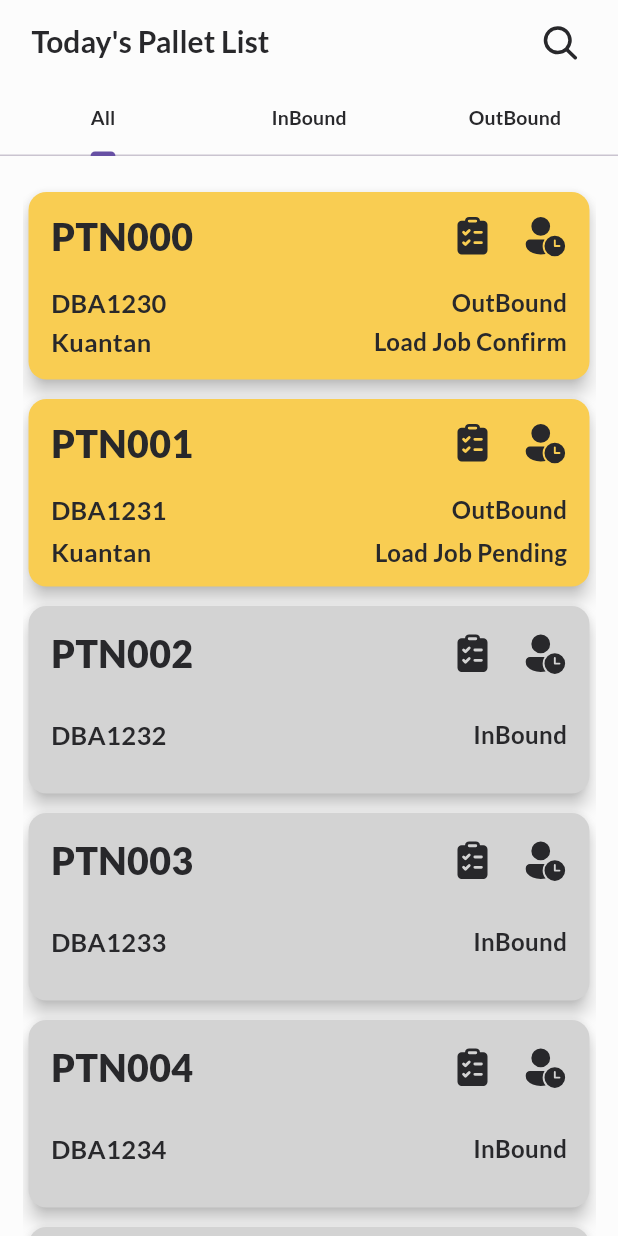
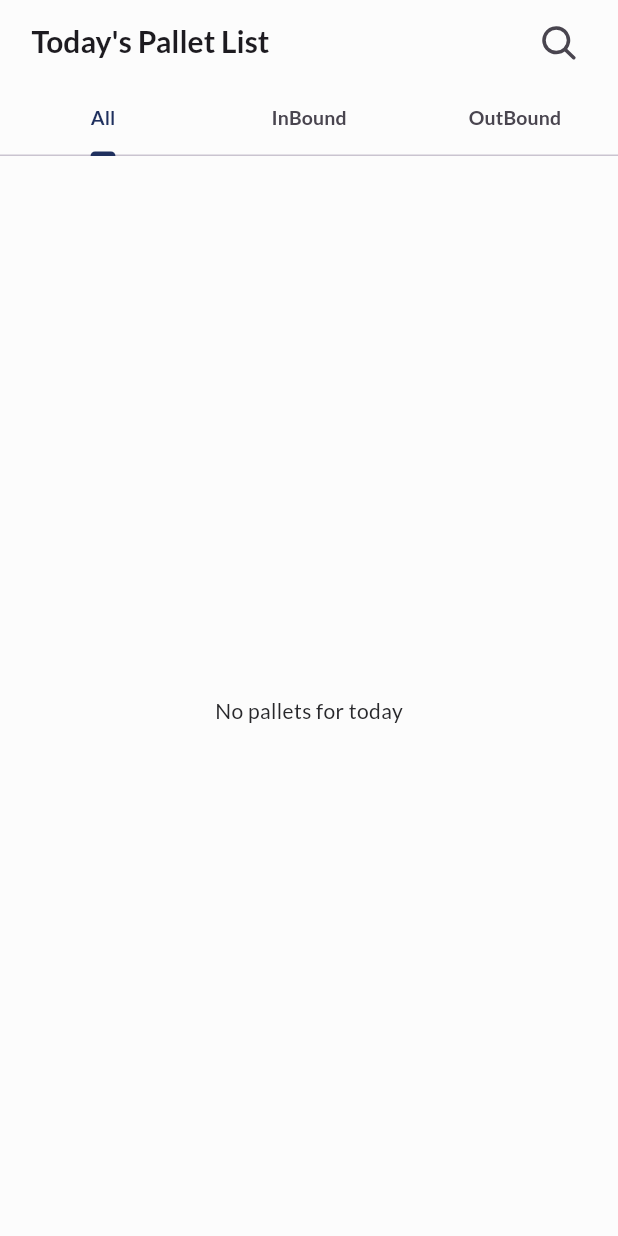
Before and after one commit to AfiqNSE/store_management_flutter_app, a Flutter app: the PalletView screen opened directly, on a phone screen of 412 x 824 dp. Run offline on Flutter 3.47's test engine with Material 3 defaults, Android fonts, the phone set to English and light mode, and no system bars; our stand-ins replace dropdown_button2, firebase_core, firebase_messaging, fluentui_system_icons, flutter_secure_storage, google_fonts and 1 more; missing offline and left inert: flutter_barcode_scanner, syncfusion_flutter_signaturepad; accounts and stored records are empty; project files that could hold a hidden picture were left out.

Commit message:
Update pallet view page

```diff
--- a/lib/view/pallet/pallet_view.dart
+++ b/lib/view/pallet/pallet_view.dart
@@ -1,8 +1,9 @@
 import 'package:fluentui_system_icons/fluentui_system_icons.dart';
 import 'package:flutter/material.dart';
+import 'package:store_management_system/components/search_components.dart';
+import 'package:store_management_system/models/color_model.dart';
+import 'package:store_management_system/components/pallet_components.dart';
 import 'package:store_management_system/models/pallet_model.dart';
-import 'package:store_management_system/components/pallet_components.dart';
-import 'package:store_management_system/view/pallet/pallet_details.dart';
 
 class PalletView extends StatefulWidget {
   const PalletView({super.key});
@@ -12,25 +13,26 @@ class PalletView extends StatefulWidget {
 }
 
 class _PalletViewState extends State<PalletView> with TickerProviderStateMixin {
+  final TextEditingController searchController = TextEditingController();
+
+  List<dynamic> pallets = List.empty();
+  List<dynamic> searchPallet = List.empty();
+
+  List<Pallet> allPallet = List.empty(growable: true);
+  List<Pallet> inBoundPallet = List.empty(growable: true);
+  List<Pallet> outBoundPallet = List.empty(growable: true);
+
+  Pallet? pallet;
   late TabController _tabController;
   late int total;
 
-  final List<Item> _items = [
-    Item('Toshiba', 10),
-    Item('Sharp', 10),
-    Item('Daikin', 10),
-    Item('Delfi', 10),
-  ];
+  bool searchMode = false;
+  bool loading = true;
 
   @override
   void initState() {
     super.initState();
     _tabController = TabController(length: 3, vsync: this);
-    total = _calculateTotal();
-  }
-
-  int _calculateTotal() {
-    return _items.fold(0, (sum, item) => sum + item.quantity);
   }
 
   @override
@@ -42,7 +44,7 @@ class _PalletViewState extends State<PalletView> with TickerProviderStateMixin {
   @override
   Widget build(BuildContext context) {
     return Scaffold(
-      backgroundColor: const Color.fromRGBO(252, 252, 252, 1),
+      backgroundColor: AppColor().milkWhite,
       body: Column(
         mainAxisSize: MainAxisSize.min,
         children: [
@@ -56,34 +58,63 @@ class _PalletViewState extends State<PalletView> with TickerProviderStateMixin {
 
   // Create Tab categories; All, InBound, OutBound
   Widget palletCategories() {
+    Widget appBarTitle = const Text(
+      "Today's Pallet List",
+      style: TextStyle(
+        fontSize: 20,
+        fontWeight: FontWeight.w600,
+      ),
+    );
+
+    Widget searchBar = PalletSearch(
+      padding: const EdgeInsets.only(left: NavigationToolbar.kMiddleSpacing),
+      controller: searchController,
+      onSearch: (value) {
+        searchPallet = pallets
+            .where((element) =>
+                element[""].contains(value) || element[""].contains(value))
+            .toList();
+
+        setState(() {});
+      },
+    );
+
     return DefaultTabController(
       initialIndex: 0,
       length: 3,
       child: Scaffold(
         appBar: AppBar(
-          title: const Padding(
-            padding: EdgeInsets.only(left: 5.0),
+          title: Padding(
+            padding: const EdgeInsets.only(left: 5.0),
+            child: searchMode ? searchBar : appBarTitle,
+          ),
+          backgroundColor: AppColor().milkWhite,
+          actions: [
+            Padding(
+              padding: const EdgeInsets.only(right: 16),
+              child: (!searchMode)
+                  ? IconButton(
+                      onPressed: () => setState(() => searchMode = true),
+                      icon: const Icon(
+                        FluentIcons.search_24_filled,
+                        size: 28,
+                      ),
+                    )
+                  : TextButton(
+                      onPressed: () => setState(() => searchMode = false),
                       child: Text(
-              "Today's Pallet List",
+                        'Cancel',
                         style: TextStyle(
-                color: Color.fromRGBO(40, 40, 43, 1),
-                fontSize: 20,
                           fontWeight: FontWeight.w600,
+                          color: AppColor().yaleBlue,
                         ),
                       ),
-          ),
-          backgroundColor: const Color.fromRGBO(252, 252, 252, 1),
-          actions: const [
-            Padding(
-              padding: EdgeInsets.only(right: 25.0),
-              child: Icon(
-                FluentIcons.search_24_filled,
-                size: 28,
-                color: Color.fromRGBO(40, 40, 43, 1),
                     ),
             ),
           ],
           bottom: TabBar(
+            labelColor: AppColor().blueZodiac,
+            indicatorColor: AppColor().blueZodiac,
             controller: _tabController,
             tabs: const <Widget>[
               Tab(
@@ -92,7 +123,6 @@ class _PalletViewState extends State<PalletView> with TickerProviderStateMixin {
                   style: TextStyle(
                     fontWeight: FontWeight.w600,
                     fontSize: 13,
-                    color: Color.fromRGBO(40, 40, 43, 1),
                   ),
                 ),
               ),
@@ -102,7 +132,6 @@ class _PalletViewState extends State<PalletView> with TickerProviderStateMixin {
                   style: TextStyle(
                     fontWeight: FontWeight.w600,
                     fontSize: 13,
-                    color: Color.fromRGBO(40, 40, 43, 1),
                   ),
                 ),
               ),
@@ -112,7 +141,6 @@ class _PalletViewState extends State<PalletView> with TickerProviderStateMixin {
                   style: TextStyle(
                     fontWeight: FontWeight.w600,
                     fontSize: 13,
-                    color: Color.fromRGBO(40, 40, 43, 1),
                   ),
                 ),
               ),
@@ -124,41 +152,74 @@ class _PalletViewState extends State<PalletView> with TickerProviderStateMixin {
           physics: const NeverScrollableScrollPhysics(),
           children: <Widget>[
             Container(
-              color: const Color.fromRGBO(252, 252, 252, 1),
+              color: AppColor().milkWhite,
               child: Padding(
                 padding: const EdgeInsets.fromLTRB(15, 20, 15, 0),
-                child: ListView.builder(
-                  itemCount: 6,
+                child: allPallet.isEmpty
+                    ? const Center(
+                        child: Text('No pallets for today'),
+                      )
+                    : ListView.builder(
+                        itemCount: allPallet.length,
                         itemBuilder: ((context, index) => Padding(
                               padding: const EdgeInsets.only(bottom: 5),
-                        child: createPalletCard(index),
+                              child: createPalletCrad(
+                                context,
+                                allPallet[index].palletNo,
+                                allPallet[index].lorryNo,
+                                allPallet[index].openPalletLocation,
+                                allPallet[index].destination,
+                                'OutBound',
+                              ),
                             )),
                       ),
               ),
             ),
             Container(
-              color: const Color.fromRGBO(252, 252, 252, 1),
-              child: const Center(
-                child: Text(
-                  "InBound Pallets",
-                  style: TextStyle(
-                    fontWeight: FontWeight.w500,
-                    fontSize: 16,
-                    color: Color.fromRGBO(40, 40, 43, 1),
+              color: AppColor().milkWhite,
+              child: Padding(
+                padding: const EdgeInsets.fromLTRB(15, 20, 15, 0),
+                child: inBoundPallet.isEmpty
+                    ? const Center(
+                        child: Text('No inBound pallet'),
+                      )
+                    : ListView.builder(
+                        itemCount: inBoundPallet.length,
+                        itemBuilder: ((context, index) => Padding(
+                              padding: const EdgeInsets.only(bottom: 5),
+                              child: createPalletCrad(
+                                context,
+                                inBoundPallet[index].palletNo,
+                                inBoundPallet[index].lorryNo,
+                                inBoundPallet[index].openPalletLocation,
+                                inBoundPallet[index].destination,
+                                'InBound',
                               ),
+                            )),
                       ),
               ),
             ),
             Container(
-              color: const Color.fromRGBO(252, 252, 252, 1),
-              child: const Center(
-                child: Text(
-                  "OutBound Pallets",
-                  style: TextStyle(
-                    fontWeight: FontWeight.w500,
-                    fontSize: 16,
-                    color: Color.fromRGBO(40, 40, 43, 1),
+              color: AppColor().milkWhite,
+              child: Padding(
+                padding: const EdgeInsets.fromLTRB(15, 20, 15, 0),
+                child: outBoundPallet.isEmpty
+                    ? const Center(
+                        child: Text('No outBound Pallet'),
+                      )
+                    : ListView.builder(
+                        itemCount: outBoundPallet.length,
+                        itemBuilder: ((context, index) => Padding(
+                              padding: const EdgeInsets.only(bottom: 5),
+                              child: createPalletCrad(
+                                context,
+                                outBoundPallet[index].palletNo,
+                                outBoundPallet[index].lorryNo,
+                                outBoundPallet[index].openPalletLocation,
+                                outBoundPallet[index].destination,
+                                'OutBound',
                               ),
+                            )),
                       ),
               ),
             ),
@@ -167,161 +228,4 @@ class _PalletViewState extends State<PalletView> with TickerProviderStateMixin {
       ),
     );
   }
-
-  //  Create a card for each pallet in the list
-  Widget createPalletCard(index) {
-    return Card(
-      elevation: 5,
-      color: index == 0 || index == 1
-          ? const Color.fromRGBO(249, 205, 82, 1)
-          : const Color.fromRGBO(211, 211, 211, 1),
-      shadowColor: Colors.black,
-      child: InkWell(
-        onTap: () {
-          Navigator.of(context).push(MaterialPageRoute(
-              builder: (context) => const PalletDetailsView()));
-        },
-        child: Padding(
-          padding: const EdgeInsets.fromLTRB(10.0, 0, 10, 0),
-          child: SizedBox(
-            height: 125,
-            width: double.infinity,
-            child: Padding(
-              padding: const EdgeInsets.fromLTRB(5, 10, 5, 10),
-              child: Column(
-                crossAxisAlignment: CrossAxisAlignment.end,
-                mainAxisAlignment: MainAxisAlignment.spaceAround,
-                children: [
-                  Row(
-                    mainAxisAlignment: MainAxisAlignment.spaceBetween,
-                    children: [
-                      Text(
-                        'PTN00$index',
-                        style: const TextStyle(
-                          fontWeight: FontWeight.w800,
-                          fontSize: 25,
-                          color: Color.fromRGBO(40, 40, 43, 1),
-                        ),
-                      ),
-                      Row(
-                        children: [
-                          GestureDetector(
-                            onTap: () async {
-                              await showPalletItemsInfo(context, _items);
-                            },
-                            child: const Icon(
-                              FluentIcons.clipboard_task_list_ltr_24_filled,
-                              size: 30,
-                              color: Color.fromRGBO(40, 40, 43, 1),
-                            ),
-                          ),
-                          const SizedBox(width: 18),
-                          GestureDetector(
-                            onTap: () => showPalletPICInfo(
-                              context,
-                              "John Doe",
-                              "2024-04-22, 3:00 p.m",
-                              "Jane Smith",
-                              "2024-04-23, 3:00 p.m",
-                              "Alice Johnson",
-                              "2024-04-24, 3:00 p.m",
-                              "Bob Brown",
-                              "2024-04-25, 3:00 p.m",
-                              "Ali Bin Abu",
-                            ),
-                            child: const Icon(
-                              FluentIcons.person_clock_24_filled,
-                              size: 30,
-                              color: Color.fromRGBO(40, 40, 43, 1),
-                            ),
-                          ),
-                        ],
-                      ),
-                    ],
-                  ),
-                  const SizedBox(height: 10),
-                  Row(
-                    mainAxisAlignment: MainAxisAlignment.spaceBetween,
-                    children: [
-                      Text(
-                        'DBA123$index',
-                        style: const TextStyle(
-                          fontWeight: FontWeight.w600,
-                          fontSize: 17,
-                          color: Color.fromRGBO(40, 40, 43, 1),
-                        ),
-                      ),
-                      index == 0 || index == 1
-                          ? const Text(
-                              'OutBound',
-                              style: TextStyle(
-                                fontWeight: FontWeight.w600,
-                                fontSize: 16,
-                                color: Color.fromRGBO(40, 40, 43, 1),
-                              ),
-                            )
-                          : const Text(
-                              'InBound',
-                              style: TextStyle(
-                                fontWeight: FontWeight.w600,
-                                fontSize: 16,
-                                color: Color.fromRGBO(40, 40, 43, 1),
-                              ),
-                            ),
-                    ],
-                  ),
-                  index == 0
-                      ? const Row(
-                          mainAxisAlignment: MainAxisAlignment.spaceBetween,
-                          children: [
-                            Text(
-                              'Kuantan',
-                              style: TextStyle(
-                                fontWeight: FontWeight.w600,
-                                fontSize: 17,
-                                color: Color.fromRGBO(40, 40, 43, 1),
-                              ),
-                            ),
-                            Text(
-                              'Load Job Confirm',
-                              style: TextStyle(
-                                fontWeight: FontWeight.w600,
-                                fontSize: 16,
-                                color: Color.fromRGBO(40, 40, 43, 1),
-                              ),
-                            ),
-                          ],
-                        )
-                      : const SizedBox.shrink(),
-                  index == 1
-                      ? const Row(
-                          mainAxisAlignment: MainAxisAlignment.spaceBetween,
-                          children: [
-                            Text(
-                              'Kuantan',
-                              style: TextStyle(
-                                fontWeight: FontWeight.w600,
-                                fontSize: 17,
-                                color: Color.fromRGBO(40, 40, 43, 1),
-                              ),
-                            ),
-                            Text(
-                              'Load Job Pending',
-                              style: TextStyle(
-                                fontWeight: FontWeight.w600,
-                                fontSize: 16,
-                                color: Color.fromRGBO(40, 40, 43, 1),
-                              ),
-                            ),
-                          ],
-                        )
-                      : const SizedBox.shrink(),
-                ],
-              ),
-            ),
-          ),
-        ),
-      ),
-    );
 }
-}
```
Lines whose indentation alone changed are shown as unchanged.
